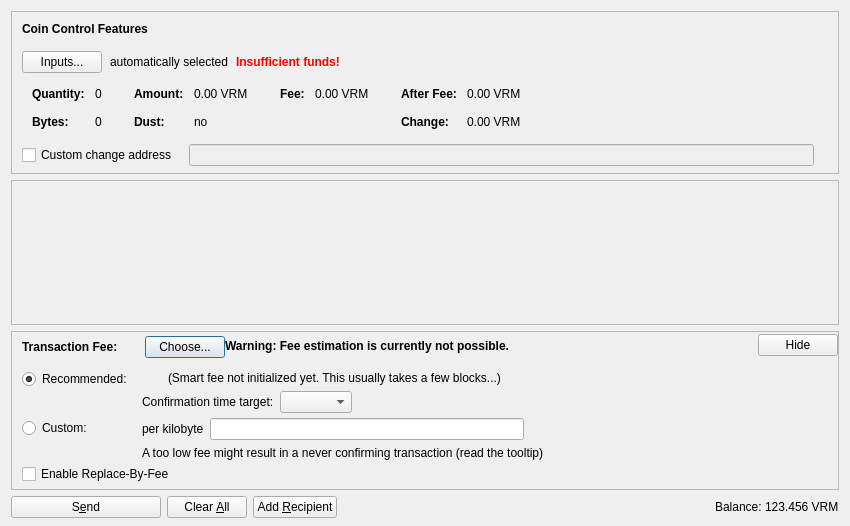
The window that src/qt/forms/sendcoinsdialog.ui (VeriConomy/vericoin) describes before a commit, drawn with Qt 5.
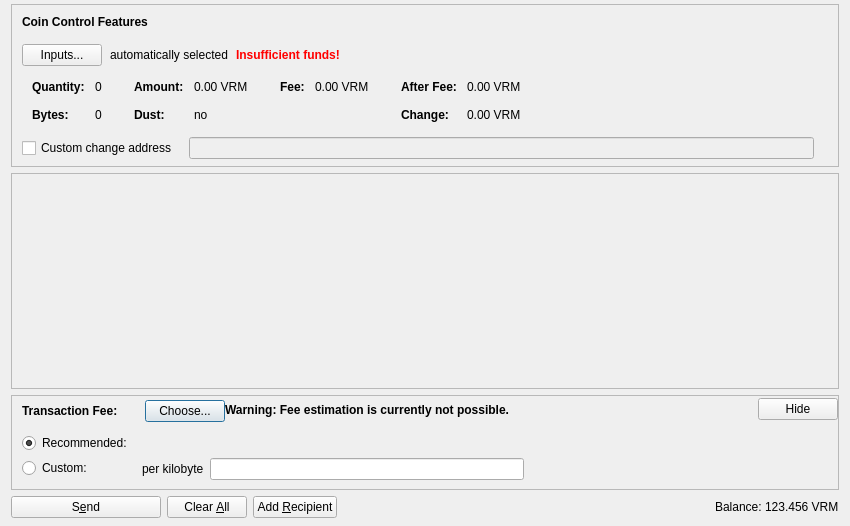
The same window after the commit. Icons and pictures are not drawn. Custom widgets are drawn as their Qt base class.

Commit message:
Start Send Coin UI (#72)
* Start to implement Send Coin UI

* Hide useless RPC command

The edit to the form file:
```diff
--- a/src/qt/forms/sendcoinsdialog.ui
+++ b/src/qt/forms/sendcoinsdialog.ui
@@ -14,6 +14,9 @@
    <string>Send Coins</string>
   </property>
   <layout class="QVBoxLayout" name="verticalLayout" stretch="0,1,0,0">
+   <property name="topMargin">
+    <number>4</number>
+   </property>
    <property name="bottomMargin">
     <number>8</number>
    </property>
@@ -579,6 +582,9 @@
    </item>
    <item>
     <widget class="QScrollArea" name="scrollArea">
+     <property name="horizontalScrollBarPolicy">
+      <enum>Qt::ScrollBarAlwaysOff</enum>
+     </property>
      <property name="widgetResizable">
       <bool>true</bool>
      </property>
@@ -875,36 +881,6 @@
                  </item>
                 </layout>
                </item>
-               <item>
-                <layout class="QHBoxLayout" name="horizontalLayoutFee8">
-                 <item>
-                  <widget class="QLabel" name="labelCustomFeeWarning">
-                   <property name="enabled">
-                    <bool>true</bool>
-                   </property>
-                   <property name="toolTip">
-                    <string>When there is less transaction volume than space in the blocks, miners as well as relaying nodes may enforce a minimum fee. Paying only this minimum fee is just fine, but be aware that this can result in a never confirming transaction once there is more demand for verium transactions than the network can process.</string>
-                   </property>
-                   <property name="text">
-                    <string>A too low fee might result in a never confirming transaction (read the tooltip)</string>
-                   </property>
-                  </widget>
-                 </item>
-                 <item>
-                  <spacer name="horizontalSpacer_2">
-                   <property name="orientation">
-                    <enum>Qt::Horizontal</enum>
-                   </property>
-                   <property name="sizeHint" stdset="0">
-                    <size>
-                     <width>1</width>
-                     <height>1</height>
-                    </size>
-                   </property>
-                  </spacer>
-                 </item>
-                </layout>
-               </item>
               </layout>
              </item>
              <item row="0" column="0">
@@ -972,116 +948,10 @@
                <property name="topMargin">
                 <number>2</number>
                </property>
-               <item>
-                <layout class="QHBoxLayout" name="horizontalLayoutFee12">
-                 <item>
-                  <widget class="QLabel" name="labelSmartFee">
-                   <property name="text">
-                    <string/>
-                   </property>
-                  </widget>
-                 </item>
-                 <item>
-                  <widget class="QLabel" name="labelFeeEstimation">
-                   <property name="text">
-                    <string/>
-                   </property>
-                  </widget>
-                 </item>
-                 <item>
-                  <widget class="QLabel" name="labelSmartFee2">
-                   <property name="text">
-                    <string>(Smart fee not initialized yet. This usually takes a few blocks...)</string>
-                   </property>
-                  </widget>
-                 </item>
-                 <item>
-                  <spacer name="horizontalSpacer_5">
-                   <property name="orientation">
-                    <enum>Qt::Horizontal</enum>
-                   </property>
-                   <property name="sizeHint" stdset="0">
-                    <size>
-                     <width>1</width>
-                     <height>1</height>
-                    </size>
-                   </property>
-                  </spacer>
-                 </item>
-                </layout>
-               </item>
-               <item>
-                <layout class="QHBoxLayout" name="horizontalLayoutFee9">
-                 <item>
-                  <layout class="QVBoxLayout" name="verticalLayoutFee6">
-                   <item>
-                    <widget class="QLabel" name="labelSmartFee3">
-                     <property name="text">
-                      <string>Confirmation time target:</string>
-                     </property>
-                    </widget>
-                   </item>
-                  </layout>
-                 </item>
-                 <item>
-                  <layout class="QVBoxLayout" name="verticalLayoutFee5">
-                   <property name="rightMargin">
-                    <number>30</number>
-                   </property>
-                   <item>
-                    <layout class="QHBoxLayout" name="horizontalLayoutConfTarget">
-                     <property name="bottomMargin">
-                      <number>0</number>
-                     </property>
-                     <item>
-                      <widget class="QComboBox" name="confTargetSelector"/>
-                     </item>
-                     <item>
-                      <spacer name="horizontalSpacerConfTarget">
-                       <property name="orientation">
-                        <enum>Qt::Horizontal</enum>
-                       </property>
-                       <property name="sizeHint" stdset="0">
-                        <size>
-                         <width>40</width>
-                         <height>20</height>
-                        </size>
-                       </property>
-                      </spacer>
-                     </item>
-                    </layout>
-                   </item>
-                  </layout>
-                 </item>
-                </layout>
-               </item>
-               <item>
-                <spacer name="verticalSpacer_4">
-                 <property name="orientation">
-                  <enum>Qt::Vertical</enum>
-                 </property>
-                 <property name="sizeHint" stdset="0">
-                  <size>
-                   <width>1</width>
-                   <height>1</height>
-                  </size>
-                 </property>
-                </spacer>
-               </item>
               </layout>
              </item>
             </layout>
            </item>
-           <item>
-            <widget class="QCheckBox" name="optInRBF">
-             <property name="text">
-              <string>Enable Replace-By-Fee</string>
-             </property>
-             <property name="toolTip">
-              <string>With Replace-By-Fee (BIP-125) you can increase a transaction's fee after it is sent. Without this, a higher fee may be recommended to compensate for increased transaction delay risk.</string>
-             </property>
-            </widget>
-           </item>
           </layout>
          </widget>
         </item>
```
The commit also changes 7 other files.
